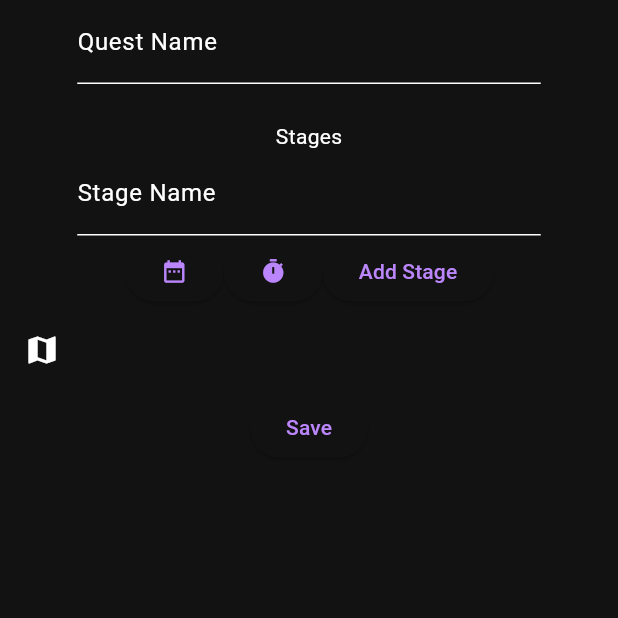
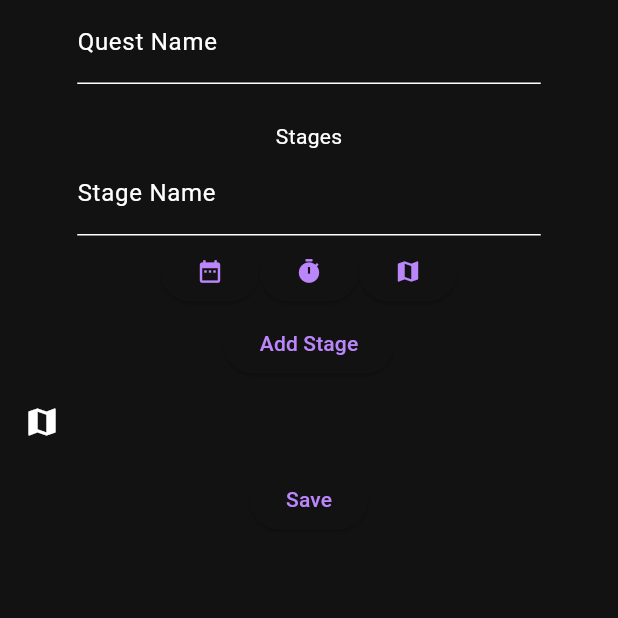
Before and after one commit to mradamgbeck/questlines_flutter, a Flutter app: the EditQuestPage screen opened directly with empty values, on a phone screen of 412 x 824 dp, the top half of it. Run offline on Flutter 3.47's test engine with Material 3 defaults, Android fonts, the phone set to English and light mode, and no system bars; our stand-ins replace isar; missing offline and left inert: string_extension, word_generator; accounts and stored records are empty; generated files the repository leaves out were written again.

Commit message:
added map to select screen

```diff
--- a/lib/pages/edit_quest_page.dart
+++ b/lib/pages/edit_quest_page.dart
@@ -100,6 +100,8 @@ class _EditQuestPageState extends State<EditQuestPage> {
           stageDeadline!.day, time!.hour, time.minute);
     }
 
+    pickLocation(){}
+
     return Scaffold(
       body: SingleChildScrollView(
         child: Column(
@@ -110,7 +112,7 @@ class _EditQuestPageState extends State<EditQuestPage> {
                   mainAxisAlignment: MainAxisAlignment.start,
                   children: [
                     SizedBox(
-                      width: getPercentageOfScreen(context, 0.75),
+                      width: getPercentageOfScreenWidth(context, 0.75),
                       child: TextFormField(
                         onChanged: (value) {
                           setState(() {
@@ -126,7 +128,7 @@ class _EditQuestPageState extends State<EditQuestPage> {
                     ),
                     Text('Stages'),
                     SizedBox(
-                      width: getPercentageOfScreen(context, 0.75),
+                      width: getPercentageOfScreenWidth(context, 0.75),
                       child: TextFormField(
                         controller: stageController,
                         decoration: InputDecoration(label: Text('Stage Name')),
@@ -149,6 +151,15 @@ class _EditQuestPageState extends State<EditQuestPage> {
                         ),
                         ElevatedButton(
                           onPressed: () {
+                            pickLocation();
+                          },
+                          child: const Icon(Icons.map),
+                        ),
+
+                      ],
+                    ),
+                    ElevatedButton(
+                          onPressed: () {
                             setState(() {
                               Stage stage = Stage()
                                 ..name = (stageController.text)
@@ -161,8 +172,6 @@ class _EditQuestPageState extends State<EditQuestPage> {
                           },
                           child: const Text('Add Stage'),
                         ),
-                      ],
-                    ),
                     Column(
                         mainAxisAlignment: MainAxisAlignment.center,
                         children: [
@@ -170,8 +179,7 @@ class _EditQuestPageState extends State<EditQuestPage> {
                             leading: Icon(Icons.map),
                             title: Text(widget.quest.name),
                           ),
-                          ListView(
-                            shrinkWrap: true,
+                          Column(
                             children: [
                               for (var stage in stages)
                                 Row(
--- a/lib/services/sizes.dart
+++ b/lib/services/sizes.dart
@@ -1,5 +1,9 @@
 import 'package:flutter/material.dart';
 
-getPercentageOfScreen(context, percentage) {
+getPercentageOfScreenWidth(context, percentage) {
   return MediaQuery.of(context).size.width * percentage;
 }
+
+getPercentageOfScreenHeight(context, percentage) {
+  return MediaQuery.of(context).size.height * percentage;
+}
--- a/pubspec.yaml
+++ b/pubspec.yaml
@@ -19,6 +19,9 @@ dependencies:
   isar: ^3.1.0+1
   isar_flutter_libs: ^3.1.0+1
   intl: ^0.17.0
+  flutter_map: ^6.1.0
+  latlong2: ^0.9.0
+  geolocator: ^10.1.1
 dev_dependencies:
   flutter_test:
     sdk: flutter
```
Also changed, not shown: lib/main.dart (+4 -4 lines), lib/pages/selected_quest_page.dart (+40 -11 lines), pubspec.lock, 4 other files.
